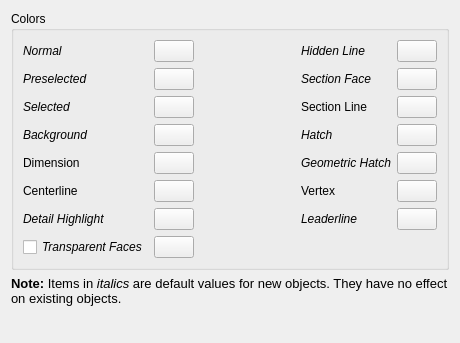
First picture: the form in src/Mod/TechDraw/Gui/DlgPrefsTechDrawColors.ui, repository southseact-3d/fcd, before the edit.
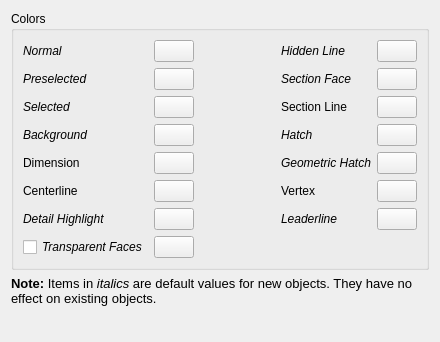
Second picture: the form after the edit. Custom widgets are drawn as their Qt base class.

What changed in the file:
```diff
--- a/src/Mod/TechDraw/Gui/DlgPrefsTechDrawColors.ui
+++ b/src/Mod/TechDraw/Gui/DlgPrefsTechDrawColors.ui
@@ -6,8 +6,8 @@
    <rect>
     <x>0</x>
     <y>0</y>
-    <width>460</width>
-    <height>343</height>
+    <width>440</width>
+    <height>342</height>
    </rect>
   </property>
   <property name="sizePolicy">
```
